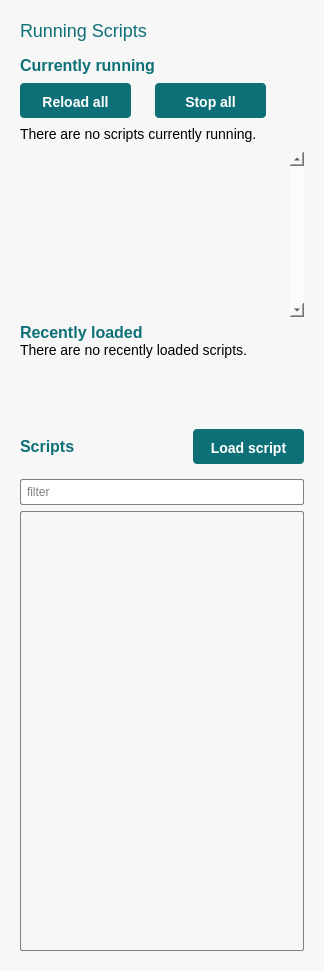
Old version of the form interface/ui/runningScriptsWidget.ui in the repository vircadia/vircadia-native-core.
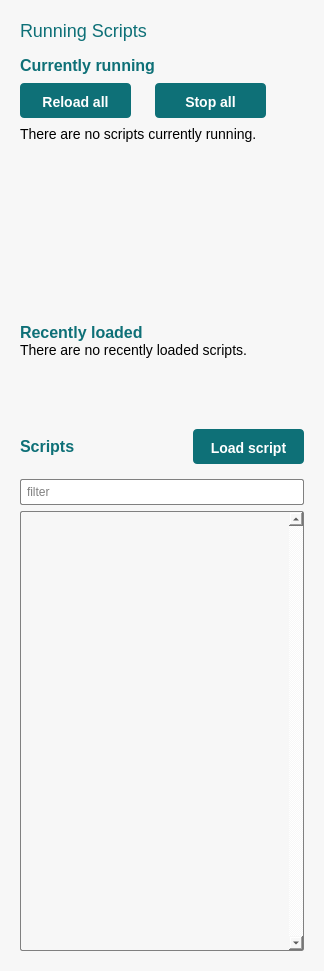
New version of the form.

Commit message: Fix running scripts scrollbar and add scrollbar to list of all scripts

```diff
--- a/interface/ui/runningScriptsWidget.ui
+++ b/interface/ui/runningScriptsWidget.ui
@@ -326,9 +326,6 @@
         <property name="layoutDirection">
          <enum>Qt::LeftToRight</enum>
         </property>
-        <property name="styleSheet">
-         <string notr="true">margin: 0;</string>
-        </property>
         <property name="frameShape">
          <enum>QFrame::NoFrame</enum>
         </property>
@@ -336,7 +333,7 @@
          <number>0</number>
         </property>
         <property name="verticalScrollBarPolicy">
-         <enum>Qt::ScrollBarAlwaysOn</enum>
+         <enum>Qt::ScrollBarAsNeeded</enum>
         </property>
         <property name="horizontalScrollBarPolicy">
          <enum>Qt::ScrollBarAlwaysOff</enum>
@@ -627,10 +624,10 @@
          <enum>QFrame::Plain</enum>
         </property>
         <property name="verticalScrollBarPolicy">
-         <enum>Qt::ScrollBarAlwaysOff</enum>
+         <enum>Qt::ScrollBarAlwaysOn</enum>
         </property>
         <property name="horizontalScrollBarPolicy">
-         <enum>Qt::ScrollBarAsNeeded</enum>
+         <enum>Qt::ScrollBarAlwaysOff</enum>
         </property>
        </widget>
       </item>
```
Left out of the diff: 5 changed lines with no effect on the pictures.
